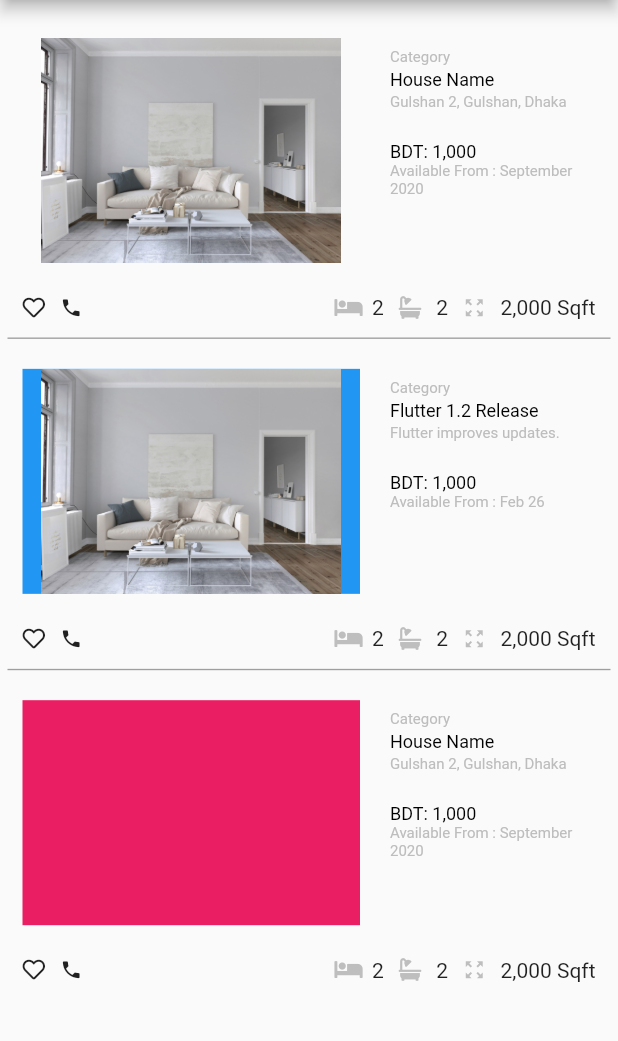
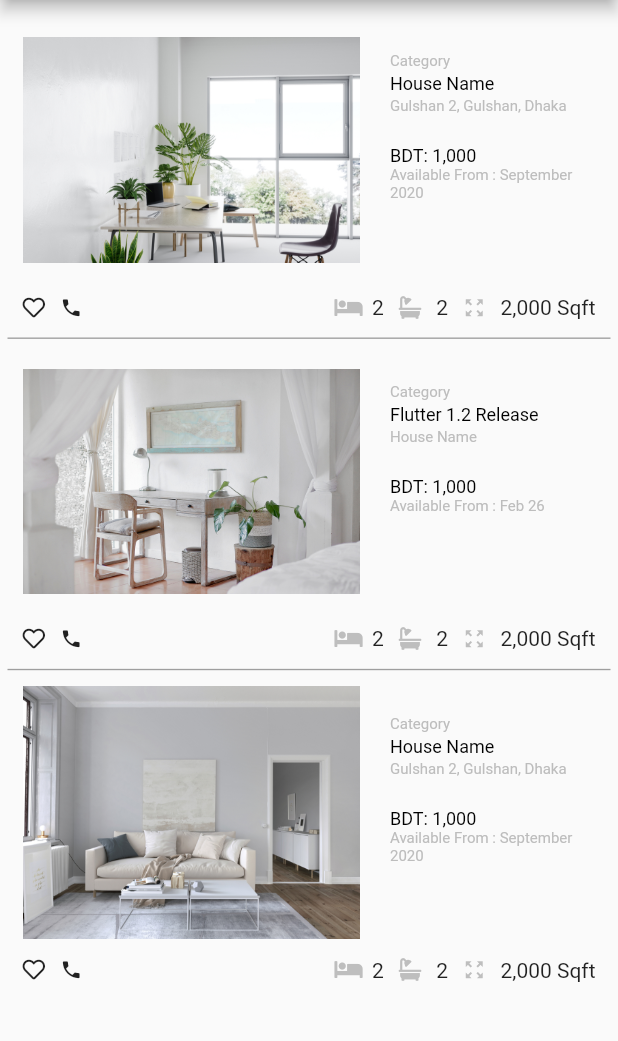
Before and after one commit to kabbo-nibir/Dream-House, a Flutter app: the screen it shows after launch, on a phone screen of 412 x 824 dp, the part 84-1125 px from its top. Run offline on Flutter 3.47's test engine with Material 2 defaults, Android fonts, the phone set to English and light mode, and no system bars; our stand-ins replace font_awesome_flutter.

Commit message:
card complete

```diff
--- a/lib/Custom_List/customList.dart
+++ b/lib/Custom_List/customList.dart
@@ -39,7 +39,7 @@ class CustomListItemTwo extends StatelessWidget {
               ),
               Expanded(
                 child: Padding(
-                  padding: const EdgeInsets.fromLTRB(20.0, 7.0, 2.0, 0.0),
+                  padding: const EdgeInsets.fromLTRB(20.0, 10.0, 2.0, 0.0),
                   child: ArticleDescription(
                     title: title,
                     subtitle: subtitle,
--- a/lib/Main_Body/mainBody.dart
+++ b/lib/Main_Body/mainBody.dart
@@ -1,3 +1,4 @@
+import 'package:flutter/cupertino.dart';
 import 'package:flutter/material.dart';
 import 'package:test_two/Custom_List/customList.dart';
 
@@ -13,7 +14,9 @@ class AppBody extends StatelessWidget {
         CustomListItemTwo(
           widget: Container(
 //            decoration: const BoxDecoration(color: Colors.pink),
-            child: Image(image: AssetImage('images/couch3.jpg')),
+            child: FittedBox(
+                fit: BoxFit.cover,
+                child: Image(image: AssetImage('images/room.jpg'))),
           ),
           title: 'House Name',
           title_1: 'BDT: 1,000',
@@ -30,12 +33,17 @@ class AppBody extends StatelessWidget {
         )),
         CustomListItemTwo(
           widget: Container(
-            decoration: const BoxDecoration(color: Colors.blue),
-            child: Image(image: AssetImage('images/couch3.jpg')),
+//            decoration: const BoxDecoration(color: Colors.blue),
+            child: FittedBox(
+              fit: BoxFit.fitWidth,
+              child: Image(
+                image: AssetImage('images/interior.jpg'),
+              ),
+            ),
           ),
           title: 'Flutter 1.2 Release',
           title_1: 'BDT: 1,000',
-          subtitle: 'Flutter improves updates.',
+          subtitle: 'House Name',
           category: 'Category',
           publishDate: 'Feb 26',
           availFrom: 'Available From',
@@ -48,8 +56,13 @@ class AppBody extends StatelessWidget {
         )),
         CustomListItemTwo(
           widget: Container(
-            decoration: const BoxDecoration(color: Colors.pink),
-//            child: FlutterLogo(),
+//            decoration: const BoxDecoration(color: Colors.pink),
+            child: FittedBox(
+              fit: BoxFit.cover,
+              child: Image(
+                image: AssetImage('images/couch.jpg'),
+              ),
+            ),
           ),
           title: 'House Name',
           title_1: 'BDT: 1,000',
--- a/pubspec.yaml
+++ b/pubspec.yaml
@@ -48,11 +48,10 @@ flutter:
   # To add assets to your application, add an assets section, like this:
   assets:
     - images/couch.jpg
-    - images/couch1.jpg
     - images/room.jpg
     - images/home.svg
-    - images/couch2.jpg
-    - images/couch3.jpg
+    - images/interior.jpg
+
 
   # An image asset can refer to one or more resolution-specific "variants", see
   # https://flutter.dev/assets-and-images/#resolution-aware.
```
Also changed, not shown: images/couch1.jpg (deleted), images/couch2.jpg (deleted), images/couch3.jpg (deleted), images/interior.jpg (added).
